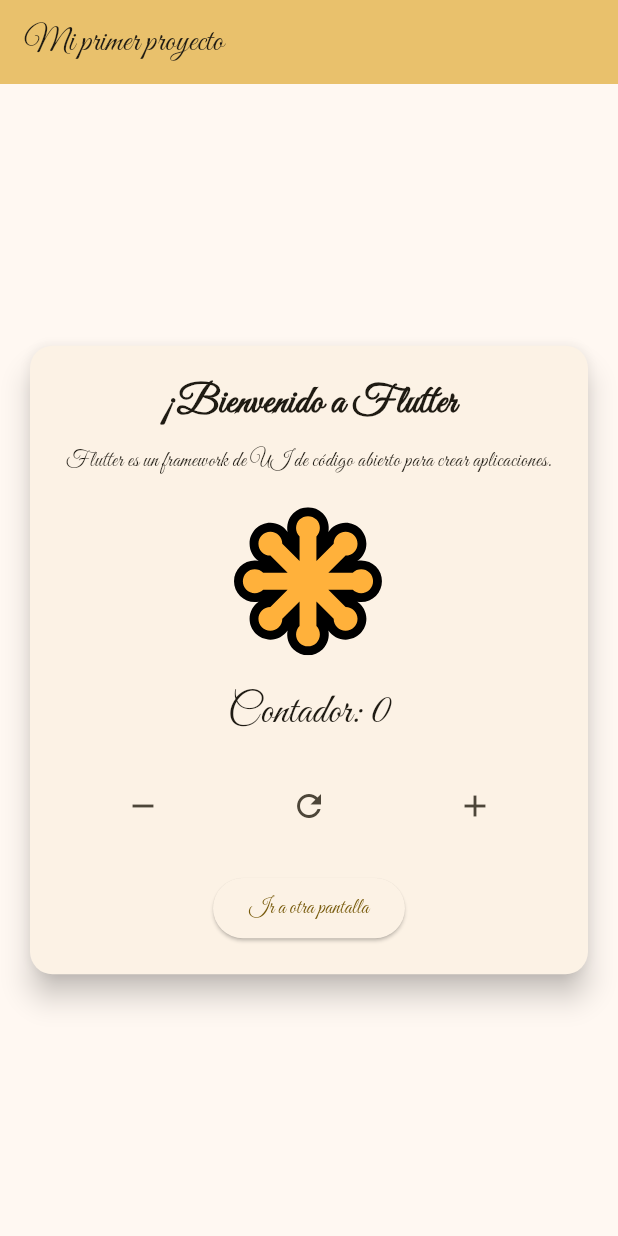
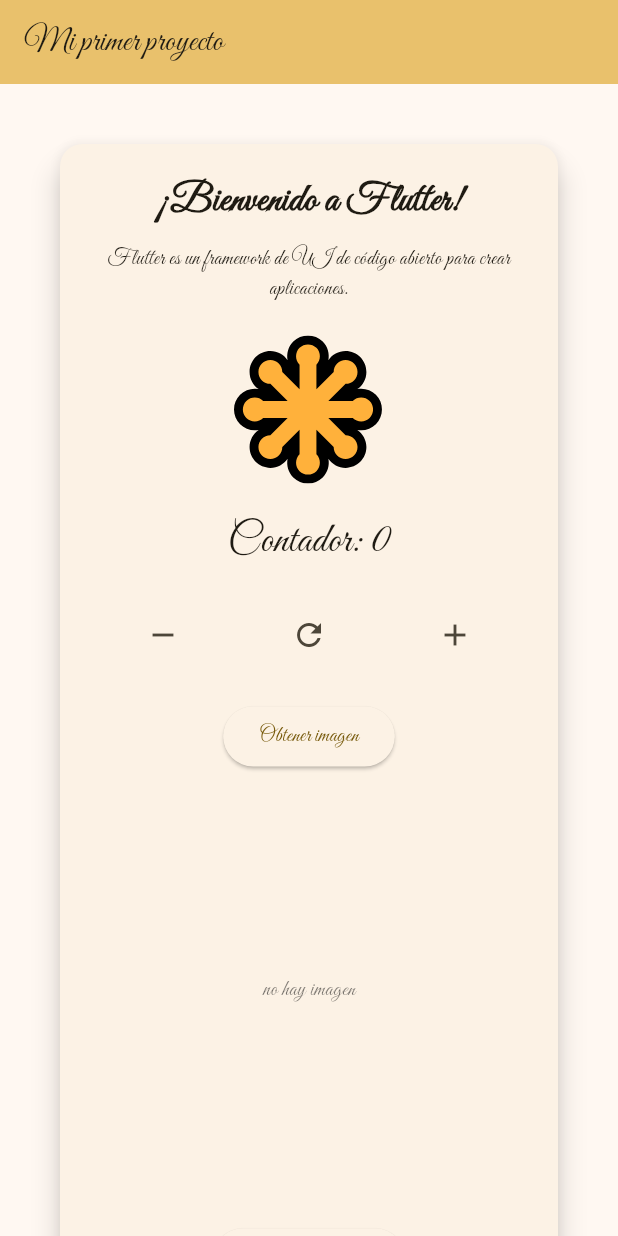
Before and after one commit to Juan-Rabay/3479A321_2020479040, a Flutter app: the screen it shows after launch, on a phone screen of 412 x 824 dp. Run offline on Flutter 3.47's test engine with Material 3 defaults, Android fonts, the phone set to English and light mode, and no system bars; our stand-ins replace flutter_svg, logger.

Commit message:
Lab 8 resuelto

```diff
--- a/lib/pages/home_page.dart
+++ b/lib/pages/home_page.dart
@@ -1,6 +1,7 @@
 import 'package:flutter/material.dart';
 import 'package:flutter_svg/flutter_svg.dart';
 import 'package:logger/logger.dart';
+import 'package:http/http.dart' as http;
 import 'list_content_page.dart';
 import 'about_page.dart';
 
@@ -16,6 +17,8 @@ class MyHomePage extends StatefulWidget {
 class _MyHomePageState extends State<MyHomePage> {
   int _counter = 0;
   String iconPath = 'assets/icons/my_icon.svg';
+
+  String _imageUrl = '';
 
   final Logger logger = Logger();
 
@@ -54,6 +57,31 @@ class _MyHomePageState extends State<MyHomePage> {
     }
   }
 
+  Future<void> _getNewImage() async {
+    final newUrl = 'https://picsum.photos/id/$_counter/250/250';
+
+    try {
+      final response = await http.get(Uri.parse(newUrl));
+
+      if (response.statusCode == 200) {
+        setState(() {
+          _imageUrl = newUrl;
+        });
+        logger.d('Imagen cargada correctamente: $_imageUrl');
+      } else {
+        setState(() {
+          _imageUrl = '';
+        });
+        logger.w('No se pudo cargar la imagen (status: ${response.statusCode})');
+      }
+    } catch (e) {
+      setState(() {
+        _imageUrl = '';
+      });
+      logger.e('Error al obtener imagen: $e');
+    }
+  }
+
   @override
   Widget build(BuildContext context) {
     return Scaffold(
@@ -61,10 +89,13 @@ class _MyHomePageState extends State<MyHomePage> {
         backgroundColor: Theme.of(context).colorScheme.inversePrimary,
         title: Text(widget.title),
       ),
-      body: Center(
+      body: SingleChildScrollView(
+        padding: const EdgeInsets.all(20.0),
+        child: Center(
           child: Card(
             margin: const EdgeInsets.all(20.0),
-          shape: RoundedRectangleBorder(borderRadius: BorderRadius.circular(15)),
+            shape:
+                RoundedRectangleBorder(borderRadius: BorderRadius.circular(15)),
             elevation: 8,
             child: Padding(
               padding: const EdgeInsets.all(20.0),
@@ -72,7 +103,7 @@ class _MyHomePageState extends State<MyHomePage> {
                 mainAxisSize: MainAxisSize.min,
                 children: <Widget>[
                   const Text(
-                  '¡Bienvenido a Flutter',
+                    '¡Bienvenido a Flutter!',
                     style: TextStyle(fontSize: 26, fontWeight: FontWeight.bold),
                   ),
                   const SizedBox(height: 10),
@@ -81,7 +112,7 @@ class _MyHomePageState extends State<MyHomePage> {
                     textAlign: TextAlign.center,
                   ),
                   const SizedBox(height: 20),
-                SvgPicture.asset('assets/icons/my_icon.svg', width: 100, height: 100),
+                  SvgPicture.asset(iconPath, width: 100, height: 100),
                   const SizedBox(height: 20),
                   Text(
                     'Contador: $_counter',
@@ -108,7 +139,45 @@ class _MyHomePageState extends State<MyHomePage> {
                       ),
                     ],
                   ),
+
                   const SizedBox(height: 20),
+
+                  ElevatedButton(
+                    onPressed: _getNewImage,
+                    child: const Text('Obtener imagen'),
+                  ),
+
+                  const SizedBox(height: 20),
+
+                  if (_imageUrl.isNotEmpty)
+                    Image.network(
+                      _imageUrl,
+                      width: 250,
+                      height: 250,
+                      fit: BoxFit.cover,
+                      errorBuilder: (context, error, stackTrace) {
+                        return const Center(
+                          child: Text(
+                            'No se ha podido cargar',
+                            style: TextStyle(color: Colors.red),
+                          ),
+                        );
+                      },
+                    )
+                  else
+                    const SizedBox(
+                      width: 250,
+                      height: 250,
+                      child: Center(
+                        child: Text(
+                          'no hay imagen',
+                          style: TextStyle(color: Colors.black54),
+                        ),
+                      ),
+                    ),
+
+                  const SizedBox(height: 30),
+
                   ElevatedButton(
                     onPressed: _navigateToAnotherPage,
                     child: const Text('Ir a otra pantalla'),
@@ -118,6 +187,7 @@ class _MyHomePageState extends State<MyHomePage> {
             ),
           ),
         ),
+      ),
     );
   }
 }
--- a/pubspec.yaml
+++ b/pubspec.yaml
@@ -18,7 +18,7 @@ dependencies:
 dev_dependencies:
   flutter_test:
     sdk: flutter
-
+  http: ^0.13.6
   flutter_lints: ^4.0.0
 
 flutter:
```
Also changed, not shown: pubspec.lock, 2 other files. Lines whose indentation alone changed are shown as unchanged.
